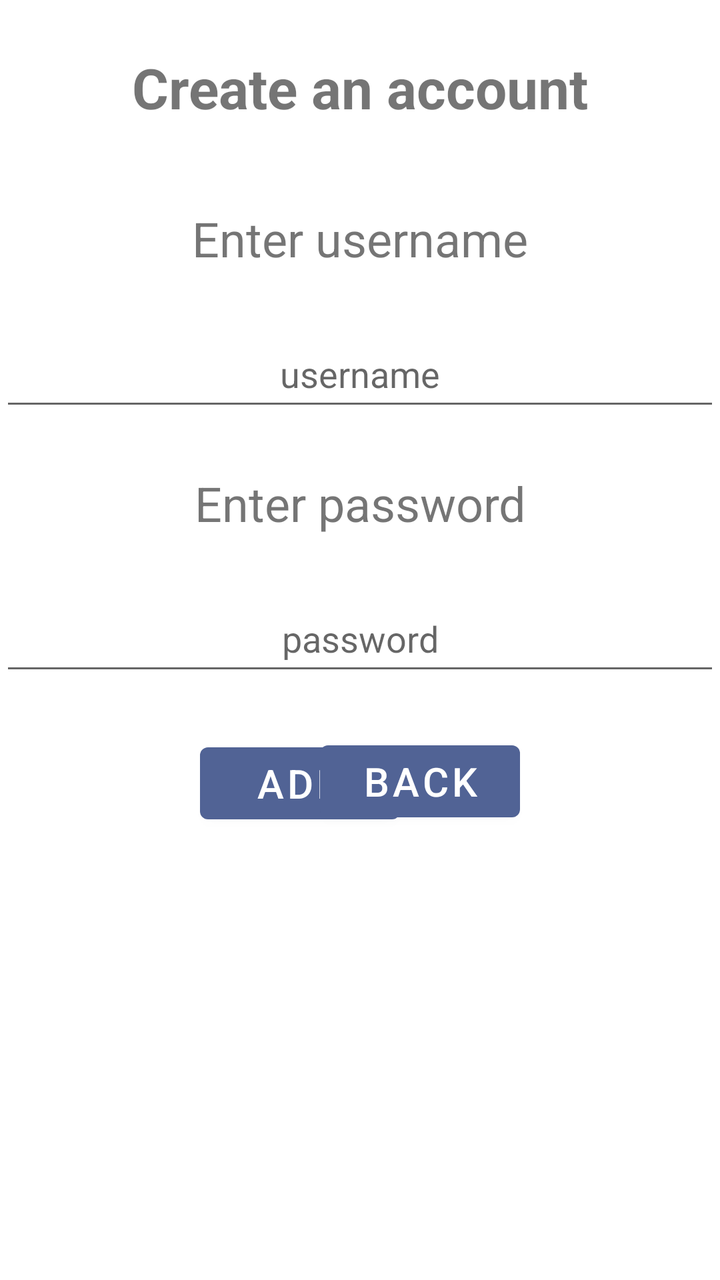
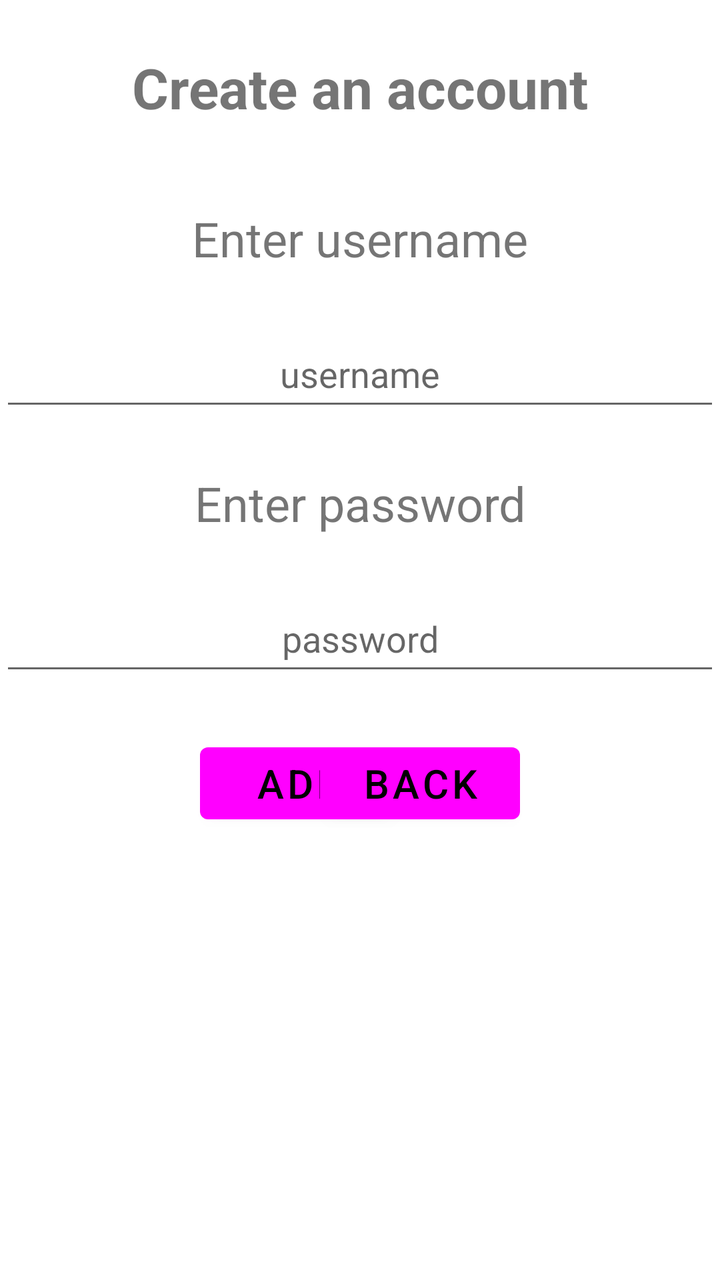

Before-and-after screenshots of an Android layout around one commit, followed by the original layout XML and the change that was made.
<!-- AndroidManifest.xml: application theme Theme.SELab23B02 -->
<!-- res/layout/fragment_multi_user_create_new_user.xml -->
<?xml version="1.0" encoding="utf-8"?>
<androidx.constraintlayout.widget.ConstraintLayout xmlns:android="http://schemas.android.com/apk/res/android"
    xmlns:app="http://schemas.android.com/apk/res-auto"
    xmlns:tools="http://schemas.android.com/tools"
    android:layout_width="match_parent"
    android:layout_height="match_parent"
    tools:context=".MultiUserCreateNewUserFragment">


    <androidx.constraintlayout.widget.ConstraintLayout
        android:id="@+id/linearLayout"
        android:layout_width="match_parent"
        android:layout_height="wrap_content"
        android:orientation="vertical"
        tools:ignore="ExtraText">

        <LinearLayout
            android:layout_width="match_parent"
            android:layout_height="wrap_content"
            tools:ignore="MissingConstraints" />

        <TextView
            android:id="@+id/CreateNewUser_Headline"
            android:layout_width="match_parent"
            android:layout_height="53dp"
            android:layout_marginStart="25dp"
            android:layout_marginTop="25dp"
            android:layout_marginEnd="25dp"
            android:text="Create an account"
            android:textAlignment="center"
            android:textStyle="bold"
            android:textSize="28sp"
            app:layout_constraintEnd_toEndOf="parent"
            app:layout_constraintHorizontal_bias="0.0"
            app:layout_constraintStart_toStartOf="parent"
            app:layout_constraintTop_toTopOf="parent" />
        <TextView
            android:id="@+id/CreateNewUser_UsernameTextView"
            android:layout_width="match_parent"
            android:layout_height="match_parent"
            android:layout_marginTop="25dp"
            app:layout_constraintEnd_toEndOf="parent"
            app:layout_constraintHorizontal_bias="0.0"
            app:layout_constraintStart_toStartOf="parent"
            app:layout_constraintTop_toBottomOf="@id/CreateNewUser_Headline"
            android:textAlignment="center"
            android:textSize="24dp"
            android:text="Enter username"/>

        <com.google.android.material.textfield.TextInputEditText
            android:id="@+id/CreateNewUser_UsernameTextField"
            android:layout_width="match_parent"
            android:layout_height="50dp"
            android:layout_marginTop="25dp"
            android:hint="username"
            android:textAlignment="center"
            app:layout_constraintEnd_toEndOf="parent"
            app:layout_constraintHorizontal_bias="0.0"
            app:layout_constraintStart_toStartOf="parent"
            app:layout_constraintTop_toBottomOf="@id/CreateNewUser_UsernameTextView" />

        <TextView
            android:id="@+id/CreateNewUser_PasswordTextView"
            android:layout_width="match_parent"
            android:layout_height="match_parent"
            android:layout_marginTop="25dp"
            app:layout_constraintEnd_toEndOf="parent"
            app:layout_constraintHorizontal_bias="0.0"
            app:layout_constraintStart_toStartOf="parent"
            app:layout_constraintTop_toBottomOf="@id/CreateNewUser_UsernameTextField"
            android:textAlignment="center"
            android:textSize="24dp"
            android:text="Enter password"/>

        <com.google.android.material.textfield.TextInputEditText
            android:id="@+id/CreateNewUser_PasswordTextField"
            android:layout_width="match_parent"
            android:layout_height="50dp"
            android:layout_marginTop="25dp"
            app:layout_constraintEnd_toEndOf="parent"
            android:hint="password"
            android:textAlignment="center"
            app:layout_constraintHorizontal_bias="0.0"
            app:layout_constraintStart_toStartOf="parent"
            app:layout_constraintTop_toBottomOf="@id/CreateNewUser_PasswordTextView" />

        <Button
            android:id="@+id/CreateNewUser_LoginButton"
            android:layout_width="100dp"
            android:layout_height="match_parent"
            android:layout_marginLeft="100dp"
            android:layout_marginTop="25dp"
            android:text="Add"
            android:textSize="20dp"
            app:layout_constraintEnd_toEndOf="parent"
            app:layout_constraintHorizontal_bias="0.0"
            app:layout_constraintStart_toStartOf="parent"
            app:layout_constraintTop_toBottomOf="@id/CreateNewUser_PasswordTextField" />

        <Button
            android:id="@+id/CreateNewUser_BackButton"
            android:layout_width="100dp"
            android:layout_height="match_parent"
            android:layout_marginTop="24dp"
            android:layout_marginRight="100dp"
            android:text="Back"
            android:textSize="20dp"
            app:layout_constraintEnd_toEndOf="parent"
            app:layout_constraintHorizontal_bias="1.0"
            app:layout_constraintLeft_toRightOf="@id/CreateNewUser_LoginButton"
            app:layout_constraintStart_toEndOf="@+id/CreateNewUser_LoginButton"
            app:layout_constraintTop_toBottomOf="@id/CreateNewUser_PasswordTextField" />


    </androidx.constraintlayout.widget.ConstraintLayout>
</androidx.constraintlayout.widget.ConstraintLayout>
<!-- resources referenced by this layout -->
<resources>
  <style name="Theme.SELab23B02" parent="Theme.MaterialComponents.DayNight.DarkActionBar">
          
          <item name="colorPrimary">@color/accent_color</item>
          <item name="colorPrimaryVariant">@color/accent_color</item>
          <item name="colorOnPrimary">@color/white</item>
          
          <item name="colorSecondary">@color/teal_200</item>
          <item name="colorSecondaryVariant">@color/teal_700</item>
          <item name="colorOnSecondary">@color/black</item>
          
          <item name="android:statusBarColor">?attr/colorPrimaryVariant</item>
          
      </style>
  <color name="accent_color">#516395</color>
  <color name="white">#FFFFFFFF</color>
  <color name="teal_200">#FF03DAC5</color>
  <color name="teal_700">#FF018786</color>
  <color name="black">#FF000000</color>
</resources>

<!-- the commit's change to res/layout/fragment_multi_user_create_new_user.xml (unified diff, before → after) -->
@@ -4,7 +4,8 @@
     xmlns:tools="http://schemas.android.com/tools"
     android:layout_width="match_parent"
     android:layout_height="match_parent"
-    tools:context=".MultiUserCreateNewUserFragment">
+    tools:context=".MultiUserCreateNewUserFragment"
+    android:id="@+id/multiUserCreateNewUserFragment">
 
 
     <androidx.constraintlayout.widget.ConstraintLayout
@@ -101,7 +102,7 @@
             android:id="@+id/CreateNewUser_BackButton"
             android:layout_width="100dp"
             android:layout_height="match_parent"
-            android:layout_marginTop="24dp"
+            android:layout_marginTop="25dp"
             android:layout_marginRight="100dp"
             android:text="Back"
             android:textSize="20dp"
<!-- resource entries referenced after the edit -->
@@ -2,9 +2,9 @@
 <resources>
   <style name="Theme.SELab23B02" parent="Theme.MaterialComponents.DayNight.DarkActionBar">
           
-          <item name="colorPrimary">@color/accent_color</item>
+          <item name="colorPrimary">@color/off_white</item>
           <item name="colorPrimaryVariant">@color/accent_color</item>
-          <item name="colorOnPrimary">@color/white</item>
+          <item name="colorOnPrimary">@color/black</item>
           
           <item name="colorSecondary">@color/teal_200</item>
           <item name="colorSecondaryVariant">@color/teal_700</item>
@@ -14,7 +14,6 @@
           
       </style>
   <color name="accent_color">#516395</color>
-  <color name="white">#FFFFFFFF</color>
   <color name="teal_200">#FF03DAC5</color>
   <color name="teal_700">#FF018786</color>
   <color name="black">#FF000000</color>
